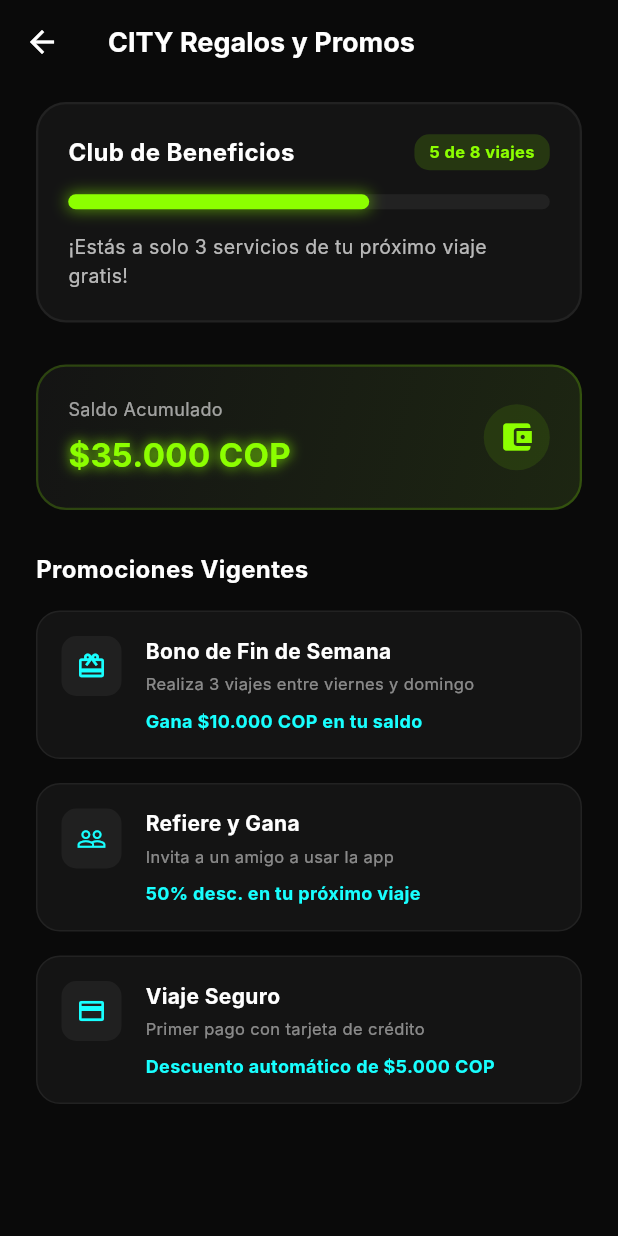
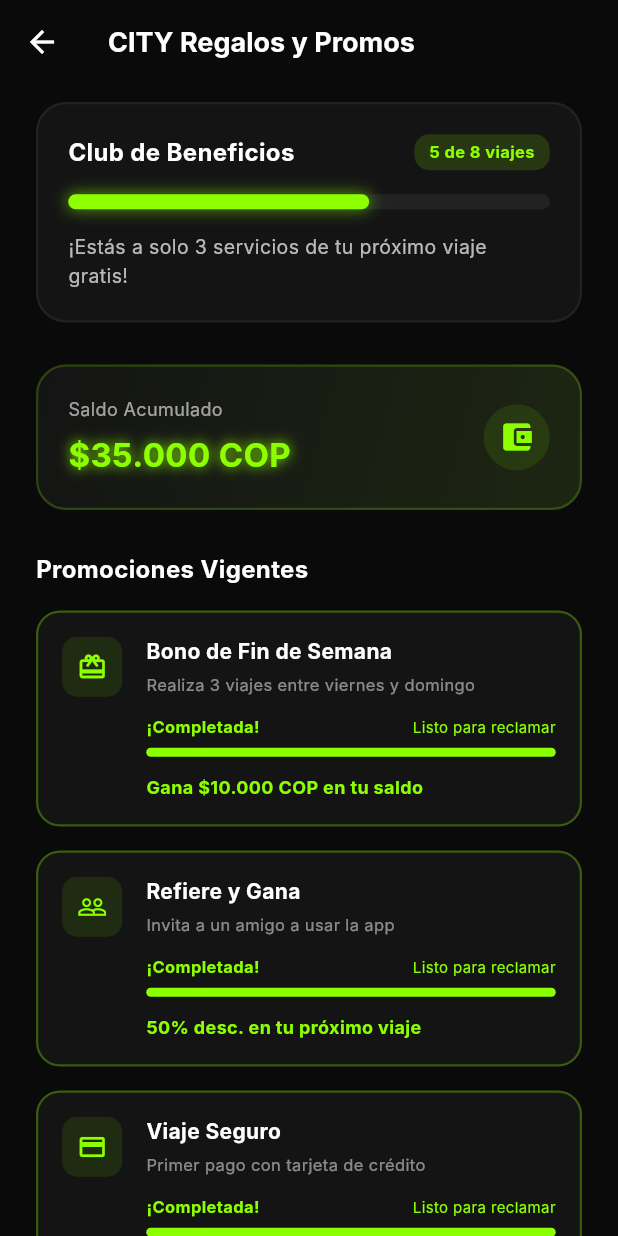
Before and after one commit to Guerkito/CityMoto, a Flutter app: the RegalosPage screen opened by its route, on a phone screen of 412 x 824 dp. Run offline on Flutter 3.47's test engine with Material 3 defaults, Android fonts, the phone set to English and light mode, and no system bars; Roboto replaces fonts that are missing (Inter).

Commit message:
feat: add dynamic promotion progress tracker based on passenger completed rides

```diff
--- a/lib/pasajero/regalos_page.dart
+++ b/lib/pasajero/regalos_page.dart
@@ -174,13 +174,37 @@ class RegalosPage extends StatelessWidget {
                 itemCount: MockData.promotions.length,
                 itemBuilder: (context, index) {
                   final promo = MockData.promotions[index];
+
+                  // Analizar meta de viajes dinámicamente de la condición
+                  int targetPromoRides = 3;
+                  if (promo.condition.contains('3')) {
+                    targetPromoRides = 3;
+                  } else if (promo.condition.contains('5')) {
+                    targetPromoRides = 5;
+                  } else if (promo.condition.contains('8')) {
+                    targetPromoRides = 8;
+                  } else if (promo.condition.toLowerCase().contains('primer') || promo.condition.toLowerCase().contains('invita')) {
+                    targetPromoRides = 1;
+                  }
+
+                  int currentPromoRides = completed;
+                  if (currentPromoRides > targetPromoRides) {
+                    currentPromoRides = targetPromoRides;
+                  }
+
+                  final double promoProgress = currentPromoRides / targetPromoRides;
+                  final bool isCompleted = currentPromoRides >= targetPromoRides;
+
                   return Container(
                     margin: const EdgeInsets.only(bottom: 16),
                     padding: const EdgeInsets.all(16),
                     decoration: BoxDecoration(
                       color: const Color(0xFF141414),
                       borderRadius: BorderRadius.circular(16),
-                      border: Border.all(color: const Color(0xFF222222), width: 1),
+                      border: Border.all(
+                        color: isCompleted ? const Color(0xFF8CFF00).withOpacity(0.3) : const Color(0xFF222222),
+                        width: isCompleted ? 1.5 : 1.0,
+                      ),
                     ),
                     child: Row(
                       crossAxisAlignment: CrossAxisAlignment.start,
@@ -188,10 +212,14 @@ class RegalosPage extends StatelessWidget {
                         Container(
                           padding: const EdgeInsets.all(10),
                           decoration: BoxDecoration(
-                            color: Colors.white.withOpacity(0.05),
+                            color: isCompleted ? const Color(0xFF8CFF00).withOpacity(0.1) : Colors.white.withOpacity(0.05),
                             borderRadius: BorderRadius.circular(10),
                           ),
-                          child: Icon(promo.icon, color: Colors.cyanAccent, size: 20),
+                          child: Icon(
+                            promo.icon,
+                            color: isCompleted ? const Color(0xFF8CFF00) : Colors.cyanAccent,
+                            size: 20,
+                          ),
                         ),
                         const SizedBox(width: 16),
                         Expanded(
@@ -216,11 +244,61 @@ class RegalosPage extends StatelessWidget {
                                   fontFamily: 'Inter',
                                 ),
                               ),
-                              const SizedBox(height: 8),
+                              const SizedBox(height: 12),
+
+                              // Indicador de Progreso
+                              Row(
+                                mainAxisAlignment: MainAxisAlignment.spaceBetween,
+                                children: [
+                                  Text(
+                                    isCompleted ? '¡Completada!' : 'Progreso: $currentPromoRides de $targetPromoRides viajes',
+                                    style: TextStyle(
+                                      color: isCompleted ? const Color(0xFF8CFF00) : Colors.white70,
+                                      fontSize: 11,
+                                      fontWeight: FontWeight.bold,
+                                      fontFamily: 'Inter',
+                                    ),
+                                  ),
+                                  Text(
+                                    isCompleted ? 'Listo para reclamar' : '${(promoProgress * 100).toInt()}%',
+                                    style: TextStyle(
+                                      color: isCompleted ? const Color(0xFF8CFF00) : Colors.white54,
+                                      fontSize: 10,
+                                      fontFamily: 'Inter',
+                                    ),
+                                  ),
+                                ],
+                              ),
+                              const SizedBox(height: 6),
+
+                              // Barra de Progreso Local
+                              Stack(
+                                children: [
+                                  Container(
+                                    height: 6,
+                                    decoration: BoxDecoration(
+                                      color: const Color(0xFF222222),
+                                      borderRadius: BorderRadius.circular(3),
+                                    ),
+                                  ),
+                                  FractionallySizedBox(
+                                    widthFactor: promoProgress,
+                                    child: Container(
+                                      height: 6,
+                                      decoration: BoxDecoration(
+                                        color: isCompleted ? const Color(0xFF8CFF00) : Colors.cyanAccent,
+                                        borderRadius: BorderRadius.circular(3),
+                                      ),
+                                    ),
+                                  ),
+                                ],
+                              ),
+
+                              const SizedBox(height: 12),
                               Text(
                                 promo.benefit,
-                                style: const TextStyle(
-                                  color: Colors.cyanAccent,
+                                style: TextStyle(
+                                  color: isCompleted ? const Color(0xFF8CFF00) : Colors.cyanAccent,
                                   fontSize: 12,
                                   fontWeight: FontWeight.bold,
                                   fontFamily: 'Inter',
```
